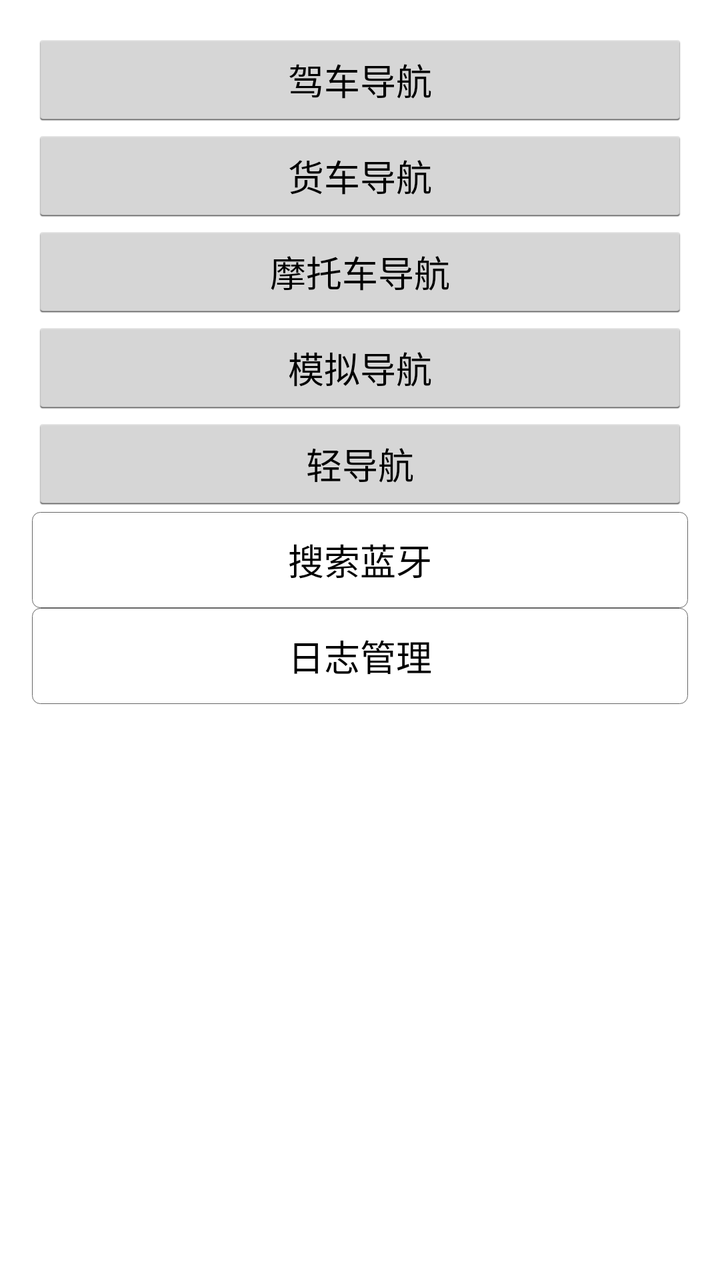
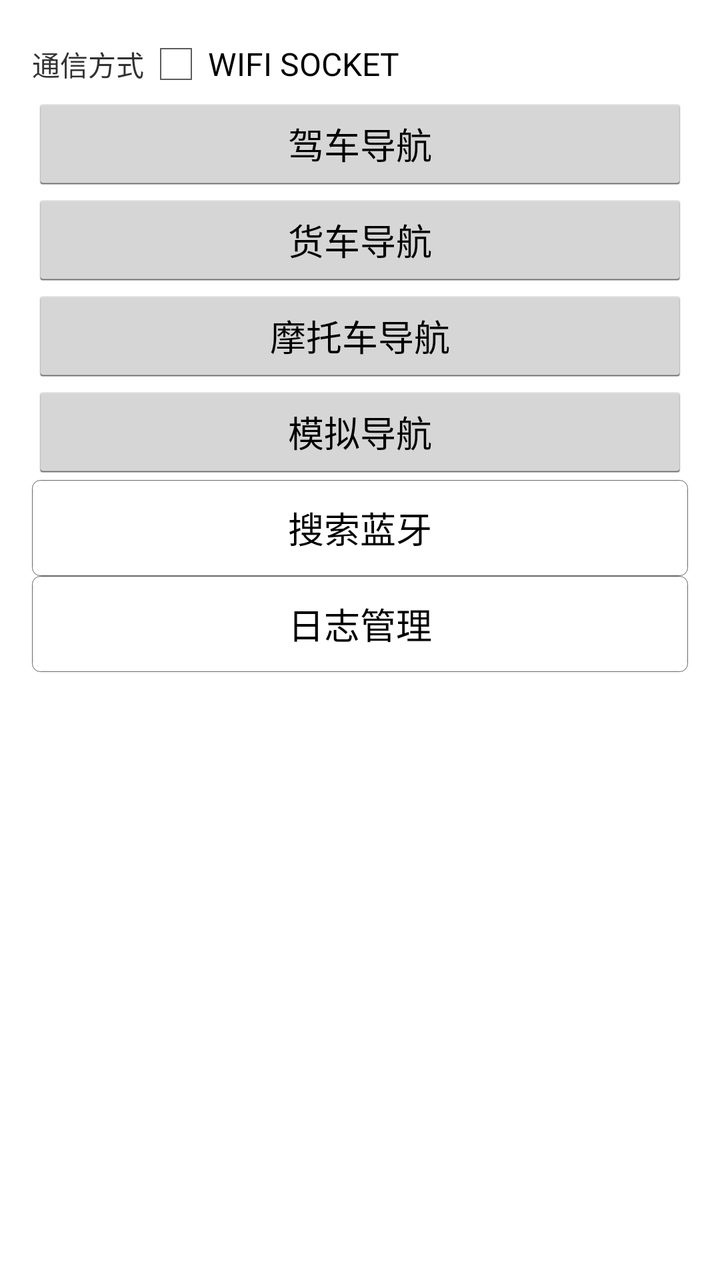

Two renders of the same Android screen: before a commit and after it. Below are the layout's source before the change and the commit's diff.
<!-- AndroidManifest.xml: application theme AppTheme -->
<!-- res/layout/activity_main.xml -->
<ScrollView xmlns:android="http://schemas.android.com/apk/res/android"
    android:layout_width="match_parent"
    android:layout_height="match_parent"
    android:scrollbars="none">

    <LinearLayout
        android:layout_width="match_parent"
        android:layout_height="wrap_content"
        android:orientation="vertical"
        android:paddingLeft="@dimen/activity_horizontal_margin"
        android:paddingTop="@dimen/activity_vertical_margin"
        android:paddingRight="@dimen/activity_horizontal_margin"
        android:paddingBottom="@dimen/activity_vertical_margin">

        <Button
            android:id="@+id/naviBtn"
            android:layout_width="match_parent"
            android:layout_height="wrap_content"
            android:text="驾车导航" />

        <Button
            android:id="@+id/truckBtn"
            android:layout_width="match_parent"
            android:layout_height="wrap_content"
            android:text="货车导航" />

        <Button
            android:id="@+id/motorBtn"
            android:layout_width="match_parent"
            android:layout_height="wrap_content"
            android:text="摩托车导航" />
        <RelativeLayout
            android:visibility="gone"
            android:layout_width="match_parent"
            android:layout_height="wrap_content">
            <Button
                android:id="@+id/drivingBtn"
                android:layout_width="match_parent"
                android:layout_height="wrap_content"
                android:text="路线结果页" />
            <Button
                android:layout_centerVertical="true"
                android:layout_marginRight="15dp"
                android:textSize="12dp"
                android:layout_alignParentRight="true"
                android:id="@+id/closeLimit"
                android:text="关闭限行"
                android:layout_width="wrap_content"
                android:layout_height="30dp"
                android:background="@drawable/bnav_setting_btn_bg_selector"
                />
        </RelativeLayout>


        <Button
            android:id="@+id/analogBtn"
            android:layout_width="match_parent"
            android:layout_height="wrap_content"
            android:text="模拟导航" />

        <LinearLayout
            android:visibility="gone"
            android:layout_width="match_parent"
            android:layout_height="wrap_content">
            <EditText
                android:id="@+id/custom_view_height_top"
                android:hint="自定义 上"
                android:inputType="number"
                android:layout_weight="1"
                android:layout_width="wrap_content"
                android:layout_height="wrap_content"/>
            <Button
                android:id="@+id/customBtn"
                android:layout_weight="1"
                android:layout_width="wrap_content"
                android:layout_height="wrap_content"
                android:textSize="@dimen/navi_dimens_10dp"
                android:text="导航自定义区域展示" />
            <EditText
                android:id="@+id/custom_view_height_bottom"
                android:inputType="number"
                android:hint="自定义 下"
                android:layout_weight="1"
                android:layout_width="wrap_content"
                android:layout_height="wrap_content"/>
        </LinearLayout>

        <Button
            android:visibility="gone"
            android:id="@+id/externalBtn"
            android:layout_width="match_parent"
            android:layout_height="wrap_content"
            android:text="传入外部GPS数据" />

        <Button
            android:visibility="gone"
            android:id="@+id/cruiserBtn"
            android:layout_width="match_parent"
            android:layout_height="wrap_content"
            android:text="电子狗" />
        <Button
            android:id="@+id/lightNaviBtn"
            android:layout_width="match_parent"
            android:layout_height="wrap_content"
            android:text="轻导航" />
        <Button
            android:visibility="gone"
            android:id="@+id/gotoSettingsBtn"
            android:layout_width="match_parent"
            android:layout_height="wrap_content"
            android:layout_marginTop="20dp"
            android:text="导航设置" />
        <Button
            android:visibility="gone"
            android:id="@+id/selectNodeBtn"
            android:layout_width="match_parent"
            android:layout_height="wrap_content"
            android:text="算路节点设置" />
        <Button
            android:visibility="gone"
            android:id="@+id/addpoint"
            android:background="@drawable/bnav_setting_btn_bg_selector"
            android:layout_width="match_parent"
            android:layout_height="wrap_content"
            android:text="带途径点算路" />
        <Button
            android:visibility="gone"
            android:id="@+id/navi_setting_page"
            android:background="@drawable/bnav_setting_btn_bg_selector"
            android:layout_width="match_parent"
            android:layout_height="wrap_content"
            android:text="设置页调整" />
        <Button
            android:id="@+id/navi_search_device_btn"
            android:background="@drawable/bnav_setting_btn_bg_selector"
            android:layout_width="match_parent"
            android:layout_height="wrap_content"
            android:text="搜索蓝牙" />
        <Button
            android:id="@+id/navi_log_btn"
            android:background="@drawable/bnav_setting_btn_bg_selector"
            android:layout_width="match_parent"
            android:layout_height="wrap_content"
            android:text="日志管理" />
        <androidx.recyclerview.widget.RecyclerView
            android:id="@+id/navi_setting_page_item_recycle"
            android:layout_width="wrap_content"
            android:layout_height="250dp"
            android:visibility="gone"/>
    </LinearLayout>
</ScrollView>
<!-- resources referenced by this layout -->
<resources>
  <dimen name="activity_horizontal_margin">16dp</dimen>
  <dimen name="activity_vertical_margin">16dp</dimen>
  <!-- drawable bnav_setting_btn_bg_selector (drawable) -->
  <?xml version="1.0" encoding="UTF-8"?>
  <selector xmlns:android="http://schemas.android.com/apk/res/android">
  	<item android:state_selected="false">
  		<shape>
  			<corners android:radius="4dp"/>
  			<solid android:color="#ffffff"/>
  			<stroke android:color="#666666" android:width="1px"/>
  		</shape>
  	</item>
  
  	<item android:state_selected="true">
  		<shape>
  			<corners android:radius="4dp"/>
  			<solid android:color="#3385ff"/>
  			<stroke android:color="#3385ff" android:width="1px"/>
  		</shape>
  	</item>
  </selector>
  <style name="AppTheme" parent="@android:style/Theme.Holo.Light">
      </style>
</resources>

<!-- the commit's change to res/layout/activity_main.xml (unified diff, before → after) -->
@@ -11,7 +11,22 @@
         android:paddingTop="@dimen/activity_vertical_margin"
         android:paddingRight="@dimen/activity_horizontal_margin"
         android:paddingBottom="@dimen/activity_vertical_margin">
-
+        <LinearLayout
+            android:visibility="visible"
+            android:orientation="horizontal"
+            android:layout_width="match_parent"
+            android:layout_height="wrap_content">
+            <TextView
+                android:layout_width="wrap_content"
+                android:layout_height="wrap_content"
+                android:text="通信方式"
+                />
+            <CheckBox
+                android:id="@+id/main_use_socket_cb"
+                android:layout_width="wrap_content"
+                android:layout_height="wrap_content"
+                android:text="WIFI SOCKET"/>
+        </LinearLayout>
         <Button
             android:id="@+id/naviBtn"
             android:layout_width="match_parent"
@@ -99,6 +114,7 @@
             android:layout_height="wrap_content"
             android:text="电子狗" />
         <Button
+            android:visibility="gone"
             android:id="@+id/lightNaviBtn"
             android:layout_width="match_parent"
             android:layout_height="wrap_content"
